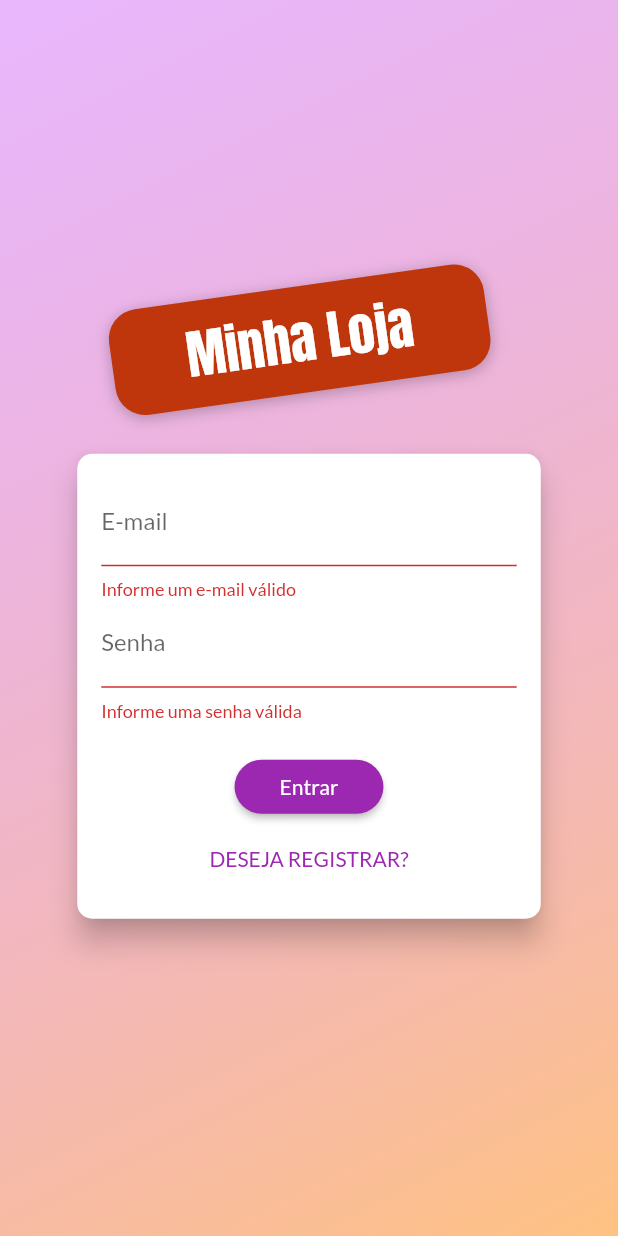
After one commit to wbleiner/shop, a Flutter app: the screen it shows after launch, after a tap on "Entrar", on a phone screen of 412 x 824 dp. The commit adds this screen. Run offline on Flutter 3.47's test engine with Material 2 defaults, Android fonts, the phone set to English and light mode, and no system bars; our stand-ins replace shared_preferences; network calls fail.

Commit message:
Adicionado tela de Login e autenticação

```diff
--- /dev/null
+++ b/lib/components/auth_form.dart
@@ -0,0 +1,176 @@
+// ignore_for_file: prefer_final_fields, constant_identifier_names
+
+import 'package:flutter/material.dart';
+import 'package:provider/provider.dart';
+import 'package:shop/exceptions/auth_exception.dart';
+import 'package:shop/models/auth_model.dart';
+
+enum AuthMode { Signup, Login }
+
+class AuthForm extends StatefulWidget {
+  const AuthForm({Key? key}) : super(key: key);
+
+  @override
+  State<AuthForm> createState() => _AuthFormState();
+}
+
+class _AuthFormState extends State<AuthForm> {
+  AuthMode _authMode = AuthMode.Login;
+  final _passwordController = TextEditingController();
+  final _formKey = GlobalKey<FormState>();
+  bool _isLoading = false;
+
+  Map<String, String> _authData = {
+    'email': '',
+    'password': '',
+  };
+
+  bool _isSignup() => _authMode == AuthMode.Signup;
+  bool _isLogin() => _authMode == AuthMode.Login;
+
+  void _showDialogError(String message) {
+    showDialog(
+      context: context,
+      builder: (ctx) => AlertDialog(
+        title: const Text('Ocorreu um erro'),
+        content: Text(message),
+        actions: [
+          TextButton(
+            onPressed: () => Navigator.of(context).pop(),
+            child: const Text('Fechar'),
+          )
+        ],
+      ),
+    );
+  }
+
+  void _switchAuthMode() {
+    setState(() {
+      if (_isLogin()) {
+        _authMode = AuthMode.Signup;
+      } else {
+        _authMode = AuthMode.Login;
+      }
+    });
+  }
+
+  Future<void> _submit() async {
+    final isValid = _formKey.currentState?.validate() ?? false;
+
+    if (!isValid) {
+      return;
+    }
+
+    setState(() {
+      _isLoading = true;
+    });
+
+    _formKey.currentState?.save();
+    final auth = Provider.of<Auth>(context, listen: false);
+
+    try {
+      if (_isLogin()) {
+        await auth.login(_authData['email']!, _authData['password']!);
+      } else {
+        await auth.signup(_authData['email']!, _authData['password']!);
+      }
+    } on AuthException catch (error) {
+      _showDialogError(error.toString());
+    } catch (error) {
+      _showDialogError('Ocorreu um erro inesperado!');
+    }
+    setState(() {
+      _isLoading = false;
+    });
+  }
+
+  @override
+  Widget build(BuildContext context) {
+    final deviceSize = MediaQuery.of(context).size;
+
+    return Card(
+      elevation: 8,
+      shape: RoundedRectangleBorder(
+        borderRadius: BorderRadius.circular(10),
+      ),
+      child: Container(
+        width: deviceSize.width * 0.75,
+        height: _isLogin() ? 310 : 400,
+        padding: const EdgeInsets.all(16),
+        child: Form(
+          key: _formKey,
+          child: Column(
+            children: [
+              TextFormField(
+                decoration: const InputDecoration(labelText: 'E-mail'),
+                keyboardType: TextInputType.emailAddress,
+                onSaved: (email) => _authData['email'] = email ?? '',
+                validator: (_email) {
+                  final email = _email ?? '';
+                  if (email.trim().isEmpty || !email.contains('@')) {
+                    return 'Informe um e-mail válido';
+                  }
+                  return null;
+                },
+              ),
+              TextFormField(
+                  controller: _passwordController,
+                  decoration: const InputDecoration(labelText: 'Senha'),
+                  keyboardType: TextInputType.emailAddress,
+                  obscureText: true,
+                  onSaved: (password) => _authData['password'] = password ?? '',
+                  validator: (_password) {
+                    final password = _password ?? '';
+                    if (password.isEmpty || password.length < 5) {
+                      return 'Informe uma senha válida';
+                    }
+                    return null;
+                  }),
+              if (_isSignup())
+                TextFormField(
+                  decoration:
+                      const InputDecoration(labelText: 'Confirme a senha'),
+                  keyboardType: TextInputType.emailAddress,
+                  obscureText: true,
+                  validator: _isLogin()
+                      ? null
+                      : (_password) {
+                          final password = _password ?? '';
+                          if (password != _passwordController.text) {
+                            return 'As senhas não conferem';
+                          }
+                          return null;
+                        },
+                ),
+              const SizedBox(height: 20),
+              if (_isLoading)
+                const CircularProgressIndicator()
+              else
+                ElevatedButton(
+                  onPressed: _submit,
+                  child: Text(
+                    _isLogin() ? 'Entrar' : 'Registrar',
+                  ),
+                  style: ElevatedButton.styleFrom(
+                    shape: RoundedRectangleBorder(
+                      borderRadius: BorderRadius.circular(30),
+                    ),
+                    padding: const EdgeInsets.symmetric(
+                      horizontal: 30,
+                      vertical: 8,
+                    ),
+                  ),
+                ),
+              const Spacer(),
+              TextButton(
+                onPressed: _switchAuthMode,
+                child:
+                    Text(_isLogin() ? 'DESEJA REGISTRAR?' : 'JÁ POSSUI CONTA?'),
+              ),
+            ],
+          ),
+        ),
+      ),
+    );
+  }
+}
--- /dev/null
+++ b/lib/data/store.dart
@@ -0,0 +1,33 @@
+import 'dart:convert';
+
+import 'package:shared_preferences/shared_preferences.dart';
+
+class Store {
+  static Future<bool> saveString(String key, String value) async {
+    final prefs = await SharedPreferences.getInstance();
+    return prefs.setString(key, value);
+  }
+
+  static Future<bool> saveMap(String key, Map<String, dynamic> value) async {
+    return saveString(key, jsonEncode(value));
+  }
+
+  static Future<String> getString(String key,
+      [String defaultValue = '']) async {
+    final prefs = await SharedPreferences.getInstance();
+    return prefs.getString(key) ?? defaultValue;
+  }
+
+  static Future<Map<String, dynamic>> getMap(String key) async {
+    try {
+      return jsonDecode(await getString(key));
+    } catch (_) {
+      return {};
+    }
+  }
+
+  static Future<bool> remove(String key) async {
+    final prefs = await SharedPreferences.getInstance();
+    return prefs.remove(key);
+  }
+}
--- /dev/null
+++ b/lib/exceptions/auth_exception.dart
@@ -0,0 +1,19 @@
+class AuthException implements Exception {
+  static const Map<String, String> errors = {
+    'EMAIL_EXISTS': 'E-mail já cadastrado.',
+    'OPERATION_NOT_ALLOWED': 'Operação não permitida!',
+    'TOO_MANY_ATTEMPTS_TRY_LATER':
+        'Acesso bloqueado temporariamente. Tente mais tarde.',
+    'EMAIL_NOT_FOUND': 'E-mail não encontrado.',
+    'INVALID_PASSWORD': 'Senha informada não confere.',
+    'USER_DISABLED': 'A conta do usuário foi desabilitada.',
+  };
+  final String key;
+
+  AuthException(this.key);
+
+  @override
+  String toString() {
+    return errors[key] ?? 'Ocorreu um erro no processo de autenticação';
+  }
+}
--- a/lib/main.dart
+++ b/lib/main.dart
@@ -1,14 +1,15 @@
 import 'package:flutter/material.dart';
 import 'package:provider/provider.dart';
+import 'package:shop/models/auth_model.dart';
 import 'package:shop/models/cart.dart';
 import 'package:shop/models/order_list.dart';
 import 'package:shop/models/product_list.dart';
+import 'package:shop/pages/auth_or_home_page.dart';
 import 'package:shop/pages/cart_page.dart';
 import 'package:shop/pages/orders_page.dart';
 import 'package:shop/pages/product_detail_page.dart';
 import 'package:shop/pages/product_form_page.dart';
 import 'package:shop/pages/products_page.dart';
-import 'package:shop/pages/products_overview_page.dart';
 import 'package:shop/utils/app_routes.dart';
 
 void main() {
@@ -28,13 +29,30 @@ class MyApp extends StatelessWidget {
     return MultiProvider(
       providers: [
         ChangeNotifierProvider(
+          create: (_) => Auth(),
+        ),
+        ChangeNotifierProxyProvider<Auth, ProductList>(
           create: (_) => ProductList(),
+          update: (ctx, auth, previus) {
+            return ProductList(
+              auth.token ?? '',
+              auth.userId ?? '',
+              previus?.items ?? [],
+            );
+          },
+        ),
+        ChangeNotifierProxyProvider<Auth, OrderList>(
+          create: (_) => OrderList(),
+          update: (ctx, auth, previus) {
+            return OrderList(
+              auth.token ?? '',
+              auth.userId ?? '',
+              previus?.items ?? [],
+            );
+          },
         ),
         ChangeNotifierProvider(
           create: (_) => Cart(),
-        ),
-        ChangeNotifierProvider(
-          create: (_) => OrderList(),
         ),
       ],
       child: MaterialApp(
@@ -46,7 +64,7 @@ class MyApp extends StatelessWidget {
         ),
         // home: ProductsOverviewPage(),
         routes: {
-          AppRoutes.HOME: (ctx) => const ProductsOverviewPage(),
+          AppRoutes.AUTH_OR_HOME: (ctx) => const AuthOrHomePage(),
           AppRoutes.PRODUCT_DETAIL: (ctx) => const ProductDetailPage(),
           AppRoutes.CART: (ctx) => const CartPage(),
           AppRoutes.ORDERS: (ctx) => const OrdersPage(),
--- /dev/null
+++ b/lib/models/auth_model.dart
@@ -0,0 +1,124 @@
+import 'dart:async';
+import 'dart:convert';
+
+import 'package:flutter/cupertino.dart';
+import 'package:http/http.dart' as http;
+import 'package:shop/data/store.dart';
+import 'package:shop/exceptions/auth_exception.dart';
+
+class Auth with ChangeNotifier {
+  String? _token;
+  String? _email;
+  String? _userId;
+  DateTime? _expiryDate;
+  Timer? _logoutTimer;
+
+  bool get isAuth {
+    final isValid = _expiryDate?.isAfter(DateTime.now()) ?? false;
+    return _token != null && isValid;
+  }
+
+  String? get token {
+    return isAuth ? _token : null;
+  }
+
+  String? get email {
+    return isAuth ? _email : null;
+  }
+
+  String? get userId {
+    return isAuth ? _userId : null;
+  }
+
+  Future<void> _autenticate(
+      String email, String password, String urlFragment) async {
+    final url =
+        'https://identitytoolkit.googleapis.com/v1/accounts:$urlFragment?key=AIzaSyCGWgMQakdvuUgijGelTo-khPDgiCCKjDE';
+
+    final response = await http.post(
+      Uri.parse(url),
+      body: jsonEncode({
+        'email': email,
+        'password': password,
+        'returnSecureToken': true,
+      }),
+    );
+
+    final body = jsonDecode(response.body);
+
+    if (body['error'] != null) {
+      throw (AuthException(body['error']['message']));
+    } else {
+      _token = body['idToken'];
+      _email = body['email'];
+      _userId = body['localId'];
+
+      _expiryDate = DateTime.now().add(
+        Duration(
+          seconds: int.parse(body['expiresIn']),
+        ),
+      );
+
+      Store.saveMap('userData', {
+        'token': _token,
+        'email': _email,
+        'userId': _userId,
+        'expiryDate': _expiryDate!.toIso8601String(),
+      });
+
+      _autoLogout();
+      notifyListeners();
+    }
+  }
+
+  Future<void> tryAutoLogin() async {
+    if (isAuth) return;
+
+    final userData = await Store.getMap('userData');
+
+    if (userData.isEmpty) return;
+
+    final expiryDate = DateTime.parse(userData['expiryDate']);
+    if (expiryDate.isBefore(DateTime.now())) return;
+
+    _token = userData['token'];
+    _email = userData['email'];
+    _userId = userData['userId'];
+    _expiryDate = expiryDate;
+
+    _autoLogout();
+    notifyListeners();
+  }
+
+  Future<void> signup(String email, String password) async {
+    return _autenticate(email, password, 'signUp');
+  }
+
+  Future<void> login(String email, String password) async {
+    return _autenticate(email, password, 'signInWithPassword');
+  }
+
+  void logout() {
+    _token = null;
+    _email = null;
+    _userId = null;
+    _expiryDate = null;
+
+    Store.remove('userData').then((_) => notifyListeners());
+  }
+
+  void _clearLogoutTimer() {
+    _logoutTimer?.cancel();
+    _logoutTimer = null;
+  }
+
+  void _autoLogout() {
+    _clearLogoutTimer();
+    final timeToLogout = _expiryDate?.difference(DateTime.now()).inSeconds;
+
+    _logoutTimer = Timer(
+      Duration(seconds: timeToLogout ?? 0),
+      logout,
+    );
+  }
+}
--- a/lib/models/order_list.dart
+++ b/lib/models/order_list.dart
@@ -1,5 +1,4 @@
 import 'dart:convert';
-import 'dart:math';
 
 import 'package:flutter/material.dart';
 import 'package:http/http.dart' as http;
@@ -11,6 +10,14 @@ import 'package:shop/utils/constants.dart';
 class OrderList with ChangeNotifier {
   // ignore: prefer_final_fields
   List<Order> _items = [];
+  final String _token;
+  final String _userId;
+
+  OrderList([
+    this._token = '',
+    this._userId = '',
+    this._items = const [],
+  ]);
 
   List<Order> get items {
     return [..._items];
@@ -21,9 +28,9 @@ class OrderList with ChangeNotifier {
   }
 
   Future<void> loadOrders() async {
-    _items.clear();
-    final response =
-        await http.get(Uri.parse('${Constants.ORDERS_BASE_URL}.json'));
+    List<Order> items = [];
+    final response = await http.get(
+        Uri.parse('${Constants.ORDERS_BASE_URL}/$_userId.json?auth=$_token'));
 
     if (response.body == 'null') {
       return;
@@ -44,7 +51,7 @@ class OrderList with ChangeNotifier {
           )
           .toList();
 
-      _items.add(
+      items.add(
         Order(
           id: orderId,
           total: orderData['total'],
@@ -53,13 +60,14 @@ class OrderList with ChangeNotifier {
         ),
       );
     });
+    _items = items.reversed.toList();
     notifyListeners();
   }
 
   Future<void> addOrder(Cart cart) async {
     final date = DateTime.now();
     final response = await http.post(
-      Uri.parse('${Constants.ORDERS_BASE_URL}.json'),
+      Uri.parse('${Constants.ORDERS_BASE_URL}/$_userId.json?auth=$_token'),
       body: jsonEncode(
         {
           "total": cart.totalAmount,
--- a/lib/models/product_list.dart
+++ b/lib/models/product_list.dart
@@ -8,7 +8,15 @@ import 'package:shop/models/product.dart';
 import 'package:shop/utils/constants.dart';
 
 class ProductList with ChangeNotifier {
-  final List<Product> _items = [];
+  List<Product> _items = [];
+  final String _token;
+  final String _userId;
+
+  ProductList([
+    this._token = '',
+    this._userId = '',
+    this._items = const [],
+  ]);
 
   List<Product> get items => [..._items];
 
@@ -19,15 +27,25 @@ class ProductList with ChangeNotifier {
 
   Future<void> loadProducts() async {
     _items.clear();
-    final response =
-        await http.get(Uri.parse('${Constants.PRODUCTS_BASE_URL}.json'));
+    final response = await http
+        .get(Uri.parse('${Constants.PRODUCTS_BASE_URL}.json?auth=$_token'));
 
     if (response.body == 'null') {
       return;
     }
+    final favoriteResponse = await http.get(
+      Uri.parse(
+        '${Constants.USER_FAVORITES_URL}/$_userId.json?auth=$_token',
+      ),
+    );
+
+    Map<String, dynamic> favoriteData = favoriteResponse.body == 'null'
+        ? {}
+        : jsonDecode(favoriteResponse.body);
 
     Map<String, dynamic> data = jsonDecode(response.body);
     data.forEach((productId, productData) {
+      final isFavorite = favoriteData[productId] ?? false;
       _items.add(
         Product(
           id: productId,
@@ -35,7 +53,7 @@ class ProductList with ChangeNotifier {
           description: productData['description'],
           price: productData['price'],
           imageUrl: productData['imageUrl'],
-          isFavorite: productData['isFavorite'],
+          isFavorite: isFavorite,
         ),
       );
     });
@@ -64,7 +82,8 @@ class ProductList with ChangeNotifier {
 
     if (index >= 0) {
       await http.patch(
-        Uri.parse('${Constants.PRODUCTS_BASE_URL}/${product.id}.json'),
+        Uri.parse(
+            '${Constants.PRODUCTS_BASE_URL}/${product.id}.json?auth=$_token'),
         body: jsonEncode(
           {
             "name": product.name,
@@ -81,14 +100,13 @@ class ProductList with ChangeNotifier {
 
   Future<void> addProduct(Product product) async {
     final response = await http.post(
-      Uri.parse('${Constants.PRODUCTS_BASE_URL}.json'),
+      Uri.parse('${Constants.PRODUCTS_BASE_URL}.json?auth=$_token'),
       body: jsonEncode(
         {
           "name": product.name,
           "description": product.description,
           "price": product.price,
           "imageUrl": product.imageUrl,
-          "isFavorite": product.isFavorite,
         },
       ),
     );
@@ -114,8 +132,8 @@ class ProductList with ChangeNotifier {
       _items.removeWhere((prod) => prod.id == product.id);
       notifyListeners();
 
-      final response = await http.delete(
-          Uri.parse('${Constants.PRODUCTS_BASE_URL}/${product.id}.json'));
+      final response = await http.delete(Uri.parse(
+          '${Constants.PRODUCTS_BASE_URL}/${product.id}.json?auth=$_token'));
 
       if (response.statusCode > 400) {
         _items.insert(index, product);
--- /dev/null
+++ b/lib/pages/auth_or_home_page.dart
@@ -0,0 +1,28 @@
+import 'package:flutter/material.dart';
+import 'package:provider/provider.dart';
+import 'package:shop/models/auth_model.dart';
+import 'package:shop/pages/auth_page.dart';
+import 'package:shop/pages/products_overview_page.dart';
+
+class AuthOrHomePage extends StatelessWidget {
+  const AuthOrHomePage({Key? key}) : super(key: key);
+
+  @override
+  Widget build(BuildContext context) {
+    Auth auth = Provider.of(context);
+    return FutureBuilder(
+      future: auth.tryAutoLogin(),
+      builder: (ctx, snapshot) {
+        if (snapshot.connectionState == ConnectionState.waiting) {
+          return Center(child: CircularProgressIndicator());
+        } else if (snapshot.error != null) {
+          return Center(
+            child: Text('Ocorreu um erro!'),
+          );
+        } else {
+          return auth.isAuth ? ProductsOverviewPage() : AuthPage();
+        }
+      },
+    );
+  }
+}
--- /dev/null
+++ b/lib/pages/auth_page.dart
@@ -0,0 +1,67 @@
+import 'dart:math';
+
+import 'package:flutter/material.dart';
+import 'package:shop/components/auth_form.dart';
+
+class AuthPage extends StatelessWidget {
+  const AuthPage({Key? key}) : super(key: key);
+  @override
+  Widget build(BuildContext context) {
+    final _deviceSize = MediaQuery.of(context).size;
+    return Scaffold(
+      body: Stack(
+        children: [
+          Container(
+            decoration: const BoxDecoration(
+              gradient: LinearGradient(colors: [
+                Color.fromRGBO(215, 117, 255, 0.5),
+                Color.fromRGBO(255, 188, 117, 0.9),
+              ], begin: Alignment.topLeft, end: Alignment.bottomRight),
+            ),
+          ),
+          SingleChildScrollView(
+            child: SizedBox(
+              width: double.infinity,
+              height: _deviceSize.height,
+              child: Column(
+                crossAxisAlignment: CrossAxisAlignment.center,
+                mainAxisAlignment: MainAxisAlignment.center,
+                children: [
+                  Container(
+                    padding: const EdgeInsets.symmetric(
+                      vertical: 10,
+                      horizontal: 50,
+                    ),
+                    transform: Matrix4.rotationZ(-8 * pi / 180)
+                      ..translate(-10.0),
+                    decoration: BoxDecoration(
+                      borderRadius: BorderRadius.circular(20),
+                      color: Colors.deepOrange.shade900,
+                      boxShadow: const [
+                        BoxShadow(
+                          blurRadius: 8,
+                          color: Colors.black26,
+                          offset: Offset(0, 2),
+                        ),
+                      ],
+                    ),
+                    child: const Text(
+                      'Minha Loja',
+                      style: TextStyle(
+                        fontSize: 35,
+                        fontFamily: 'Anton',
+                        color: Colors.white,
+                      ),
+                    ),
+                  ),
+                  const SizedBox(height: 20),
+                  const AuthForm(),
+                ],
+              ),
+            ),
+          ),
+        ],
+      ),
+    );
+  }
+}
--- a/lib/pages/cart_page.dart
+++ b/lib/pages/cart_page.dart
@@ -53,7 +53,9 @@ class CartPage extends StatelessWidget {
                         color: Theme.of(context).primaryColor,
                       ),
                     ),
-                    onPressed: () async {
+                    onPressed: cart.itemsCount <= 0
+                        ? null
+                        : () async {
                             await Provider.of<OrderList>(
                               context,
                               listen: false,
--- a/lib/utils/app_routes.dart
+++ b/lib/utils/app_routes.dart
@@ -1,7 +1,7 @@
 // ignore_for_file: constant_identifier_names
 
 class AppRoutes {
-  static const HOME = '/';
+  static const AUTH_OR_HOME = '/';
   static const PRODUCT_DETAIL = '/product-detail';
   static const CART = '/cart';
   static const ORDERS = '/orders';
--- a/lib/utils/constants.dart
+++ b/lib/utils/constants.dart
@@ -5,4 +5,6 @@ class Constants {
       'https://shop-coder-c73a0-default-rtdb.firebaseio.com/products';
   static const ORDERS_BASE_URL =
       'https://shop-coder-c73a0-default-rtdb.firebaseio.com/orders';
+  static const USER_FAVORITES_URL =
+      'https://shop-coder-c73a0-default-rtdb.firebaseio.com/userFavorites';
 }
```
Also changed, not shown: lib/components/app_drawer.dart (+18 -1 lines), lib/components/order.dart (+6 -1 lines), lib/components/product_grid_item.dart (+8 -2 lines), lib/models/product.dart (+5 -6 lines), pubspec.yaml (+1 -6 lines), pubspec.lock. Lines whose indentation alone changed are shown as unchanged.
